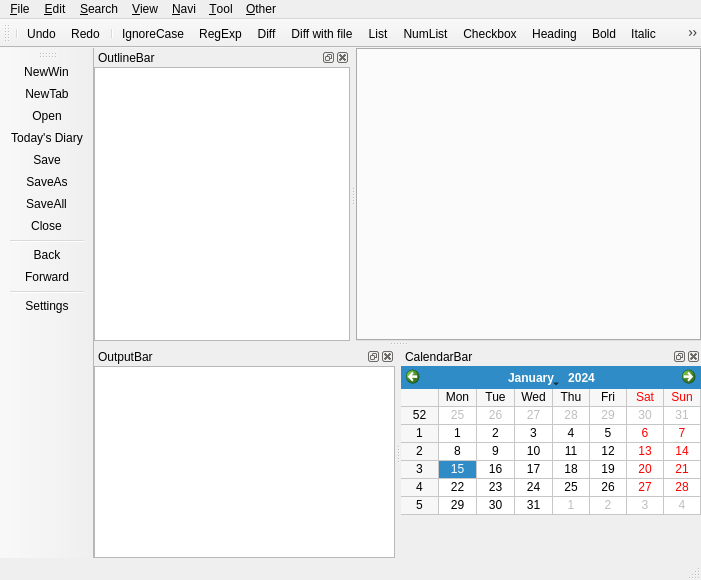
The window that viMarkdown/src/MainWindow.ui (vivisuke/viMarkdown) describes before a commit, drawn with Qt 5.
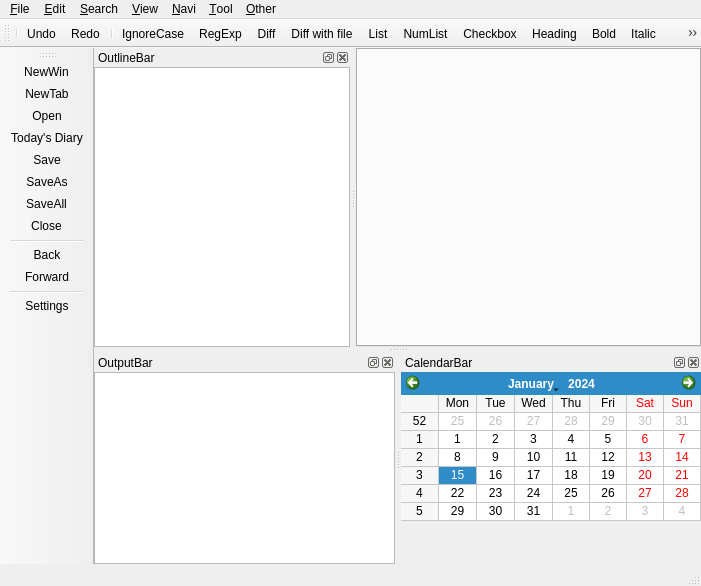
The same window after the commit. Icons and pictures are not drawn. Custom widgets are drawn as their Qt base class.

```diff
--- a/viMarkdown/src/MainWindow.ui
+++ b/viMarkdown/src/MainWindow.ui
@@ -7,7 +7,7 @@
     <x>0</x>
     <y>0</y>
     <width>701</width>
-    <height>580</height>
+    <height>586</height>
    </rect>
   </property>
   <property name="windowTitle">
```
Left out of the diff: 1 changed line with no effect on the pictures.
